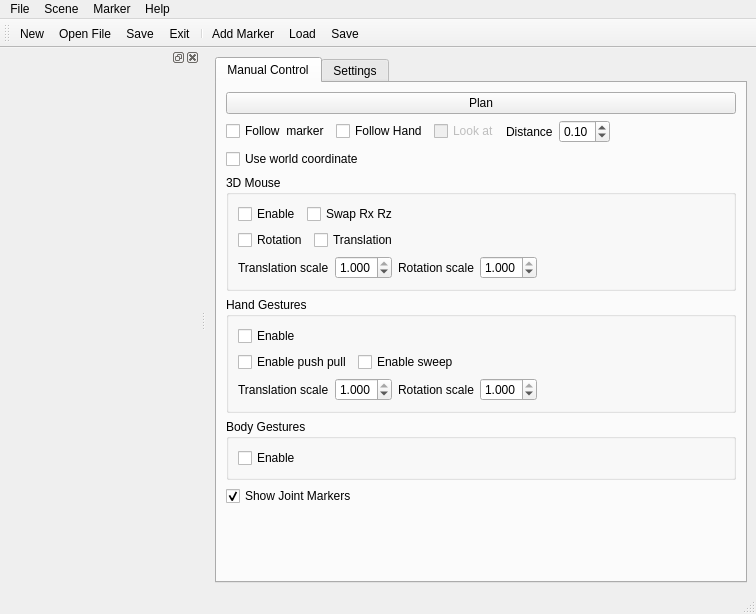
First picture: the form in hiveground/hg_apps/hg_inspector_arm/src/inspector_arm.ui, repository cuixiongyi/hiveground-ros-pkg, before the edit.
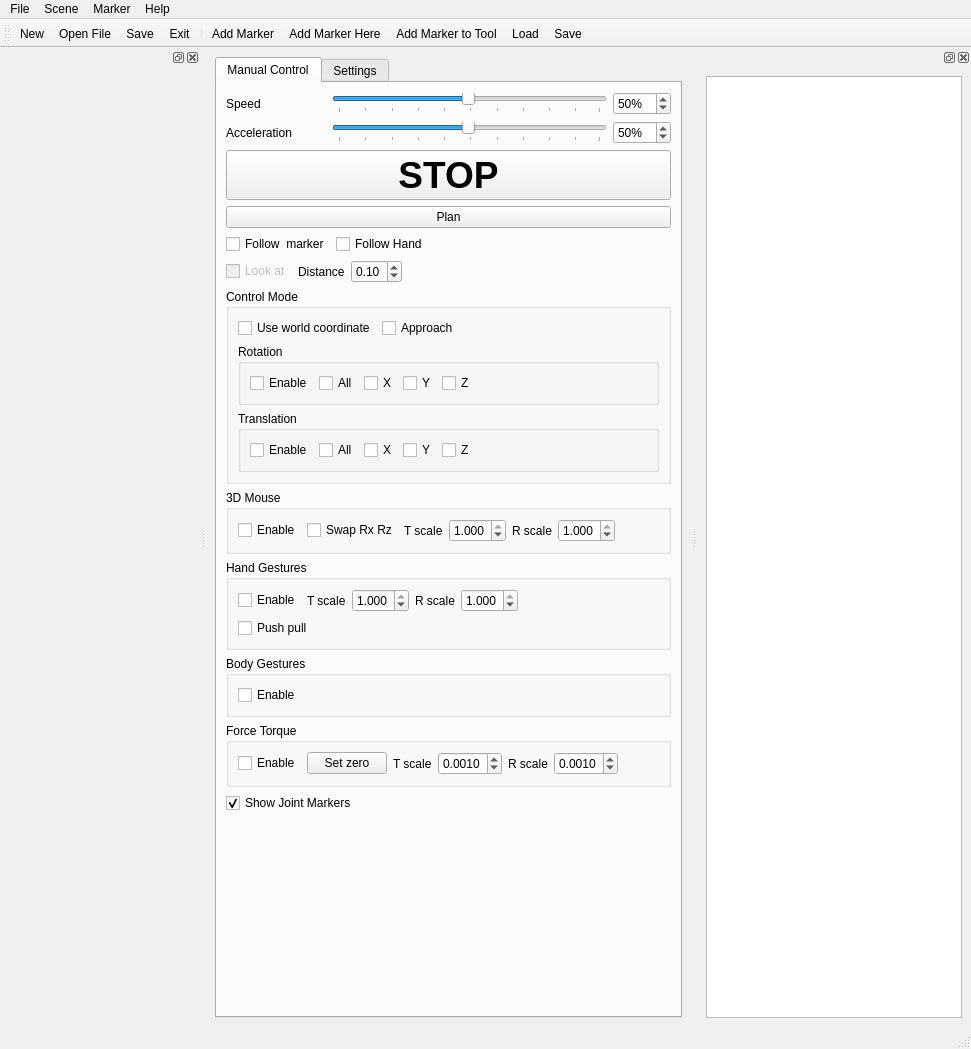
Second picture: the form after the edit. Icons and pictures are not drawn.

Patch:
```diff
--- a/hiveground/hg_apps/hg_inspector_arm/src/inspector_arm.ui
+++ b/hiveground/hg_apps/hg_inspector_arm/src/inspector_arm.ui
@@ -6,15 +6,15 @@
    <rect>
     <x>0</x>
     <y>0</y>
-    <width>756</width>
-    <height>614</height>
+    <width>971</width>
+    <height>1049</height>
    </rect>
   </property>
   <property name="windowTitle">
    <string>MainWindow</string>
   </property>
   <widget class="QWidget" name="centralwidget">
-   <layout class="QHBoxLayout" name="horizontalLayout">
+   <layout class="QHBoxLayout" name="horizontalLayout_14">
     <item>
      <widget class="QTabWidget" name="tabWidget">
       <property name="currentIndex">
@@ -24,7 +24,144 @@
        <attribute name="title">
         <string>Manual Control</string>
        </attribute>
-       <layout class="QVBoxLayout" name="verticalLayout_4">
+       <layout class="QVBoxLayout" name="verticalLayout_5">
+        <item>
+         <layout class="QHBoxLayout" name="horizontalLayout_7">
+          <item>
+           <widget class="QLabel" name="label_9">
+            <property name="minimumSize">
+             <size>
+              <width>100</width>
+              <height>0</height>
+             </size>
+            </property>
+            <property name="text">
+             <string>Speed</string>
+            </property>
+           </widget>
+          </item>
+          <item>
+           <widget class="QSlider" name="horizontalSlider">
+            <property name="minimum">
+             <number>1</number>
+            </property>
+            <property name="maximum">
+             <number>100</number>
+            </property>
+            <property name="value">
+             <number>50</number>
+            </property>
+            <property name="orientation">
+             <enum>Qt::Horizontal</enum>
+            </property>
+            <property name="tickPosition">
+             <enum>QSlider::TicksBelow</enum>
+            </property>
+           </widget>
+          </item>
+          <item>
+           <widget class="QSpinBox" name="spinBoxMoveSpeed">
+            <property name="suffix">
+             <string>%</string>
+            </property>
+            <property name="minimum">
+             <number>1</number>
+            </property>
+            <property name="maximum">
+             <number>100</number>
+            </property>
+            <property name="value">
+             <number>50</number>
+            </property>
+           </widget>
+          </item>
+         </layout>
+        </item>
+        <item>
+         <layout class="QHBoxLayout" name="horizontalLayout_13">
+          <item>
+           <widget class="QLabel" name="label_10">
+            <property name="minimumSize">
+             <size>
+              <width>100</width>
+              <height>0</height>
+             </size>
+            </property>
+            <property name="text">
+             <string>Acceleration</string>
+            </property>
+           </widget>
+          </item>
+          <item>
+           <widget class="QSlider" name="horizontalSlider_2">
+            <property name="minimum">
+             <number>1</number>
+            </property>
+            <property name="maximum">
+             <number>100</number>
+            </property>
+            <property name="value">
+             <number>50</number>
+            </property>
+            <property name="orientation">
+             <enum>Qt::Horizontal</enum>
+            </property>
+            <property name="tickPosition">
+             <enum>QSlider::TicksBelow</enum>
+            </property>
+           </widget>
+          </item>
+          <item>
+           <widget class="QSpinBox" name="spinBoxMoveAcceleration">
+            <property name="suffix">
+             <string>%</string>
+            </property>
+            <property name="minimum">
+             <number>1</number>
+            </property>
+            <property name="maximum">
+             <number>100</number>
+            </property>
+            <property name="value">
+             <number>50</number>
+            </property>
+           </widget>
+          </item>
+         </layout>
+        </item>
+        <item>
+         <widget class="QPushButton" name="pushButtonSTOP">
+          <property name="enabled">
+           <bool>true</bool>
+          </property>
+          <property name="minimumSize">
+           <size>
+            <width>0</width>
+            <height>50</height>
+           </size>
+          </property>
+          <property name="font">
+           <font>
+            <pointsize>28</pointsize>
+            <weight>75</weight>
+            <bold>true</bold>
+           </font>
+          </property>
+          <property name="text">
+           <string>STOP</string>
+          </property>
+          <property name="icon">
+           <iconset resource="../resource/resource.rc">
+            <normaloff>:/default/stop.png</normaloff>:/default/stop.png</iconset>
+          </property>
+          <property name="iconSize">
+           <size>
+            <width>48</width>
+            <height>48</height>
+           </size>
+          </property>
+         </widget>
+        </item>
         <item>
          <widget class="QPushButton" name="pushButtonPlan">
           <property name="text">
@@ -33,7 +170,7 @@
          </widget>
         </item>
         <item>
-         <layout class="QHBoxLayout" name="horizontalLayout_3">
+         <layout class="QHBoxLayout" name="horizontalLayout_11">
           <item>
            <widget class="QCheckBox" name="checkBoxFollowPoint">
             <property name="text">
@@ -49,6 +186,23 @@
            </widget>
           </item>
           <item>
+           <spacer name="horizontalSpacer">
+            <property name="orientation">
+             <enum>Qt::Horizontal</enum>
+            </property>
+            <property name="sizeHint" stdset="0">
+             <size>
+              <width>40</width>
+              <height>20</height>
+             </size>
+            </property>
+           </spacer>
+          </item>
+         </layout>
+        </item>
+        <item>
+         <layout class="QHBoxLayout" name="horizontalLayout_3">
+          <item>
            <widget class="QCheckBox" name="checkBoxLookAt">
             <property name="enabled">
              <bool>false</bool>
@@ -79,7 +233,7 @@
            </widget>
           </item>
           <item>
-           <spacer name="horizontalSpacer">
+           <spacer name="horizontalSpacer_8">
             <property name="orientation">
              <enum>Qt::Horizontal</enum>
             </property>
@@ -94,10 +248,163 @@
          </layout>
         </item>
         <item>
-         <widget class="QCheckBox" name="checkBoxUseWorldCoordinate">
-          <property name="text">
-           <string>Use world coordinate</string>
+         <widget class="QGroupBox" name="groupBox_4">
+          <property name="sizePolicy">
+           <sizepolicy hsizetype="Preferred" vsizetype="Minimum">
+            <horstretch>0</horstretch>
+            <verstretch>0</verstretch>
+           </sizepolicy>
           </property>
+          <property name="title">
+           <string>Control Mode</string>
+          </property>
+          <layout class="QVBoxLayout" name="verticalLayout_4">
+           <item>
+            <layout class="QHBoxLayout" name="horizontalLayout">
+             <item>
+              <widget class="QCheckBox" name="checkBoxUseWorldCoordinate">
+               <property name="text">
+                <string>Use world coordinate</string>
+               </property>
+              </widget>
+             </item>
+             <item>
+              <widget class="QCheckBox" name="checkBoxApproach">
+               <property name="text">
+                <string>Approach</string>
+               </property>
+              </widget>
+             </item>
+             <item>
+              <spacer name="horizontalSpacer_9">
+               <property name="orientation">
+                <enum>Qt::Horizontal</enum>
+               </property>
+               <property name="sizeHint" stdset="0">
+                <size>
+                 <width>40</width>
+                 <height>20</height>
+                </size>
+               </property>
+              </spacer>
+             </item>
+            </layout>
+           </item>
+           <item>
+            <widget class="QGroupBox" name="groupBox_6">
+             <property name="title">
+              <string>Rotation</string>
+             </property>
+             <layout class="QHBoxLayout" name="horizontalLayout_6">
+              <item>
+               <widget class="QCheckBox" name="checkBoxEnableRotation">
+                <property name="text">
+                 <string>Enable</string>
+                </property>
+               </widget>
+              </item>
+              <item>
+               <widget class="QCheckBox" name="checkBoxAllRotation">
+                <property name="text">
+                 <string>All</string>
+                </property>
+               </widget>
+              </item>
+              <item>
+               <widget class="QCheckBox" name="checkBoxEnableRotX">
+                <property name="text">
+                 <string>X</string>
+                </property>
+               </widget>
+              </item>
+              <item>
+               <widget class="QCheckBox" name="checkBoxEnableRotY">
+                <property name="text">
+                 <string>Y</string>
+                </property>
+               </widget>
+              </item>
+              <item>
+               <widget class="QCheckBox" name="checkBoxEnableRotZ">
+                <property name="text">
+                 <string>Z</string>
+                </property>
+               </widget>
+              </item>
+              <item>
+               <spacer name="horizontalSpacer_3">
+                <property name="orientation">
+                 <enum>Qt::Horizontal</enum>
+                </property>
+                <property name="sizeHint" stdset="0">
+                 <size>
+                  <width>40</width>
+                  <height>20</height>
+                 </size>
+                </property>
+               </spacer>
+              </item>
+             </layout>
+            </widget>
+           </item>
+           <item>
+            <widget class="QGroupBox" name="groupBox_5">
+             <property name="title">
+              <string>Translation</string>
+             </property>
+             <layout class="QHBoxLayout" name="horizontalLayout_10">
+              <item>
+               <widget class="QCheckBox" name="checkBoxEnableTranslation">
+                <property name="text">
+                 <string>Enable</string>
+                </property>
+               </widget>
+              </item>
+              <item>
+               <widget class="QCheckBox" name="checkBoxAllTranslation">
+                <property name="text">
+                 <string>All</string>
+                </property>
+               </widget>
+              </item>
+              <item>
+               <widget class="QCheckBox" name="checkBoxEnableTranX">
+                <property name="text">
+                 <string>X</string>
+                </property>
+               </widget>
+              </item>
+              <item>
+               <widget class="QCheckBox" name="checkBoxEnableTranY">
+                <property name="text">
+                 <string>Y</string>
+                </property>
+               </widget>
+              </item>
+              <item>
+               <widget class="QCheckBox" name="checkBoxEnableTranZ">
+                <property name="text">
+                 <string>Z</string>
+                </property>
+               </widget>
+              </item>
+              <item>
+               <spacer name="horizontalSpacer_7">
+                <property name="orientation">
+                 <enum>Qt::Horizontal</enum>
+                </property>
+                <property name="sizeHint" stdset="0">
+                 <size>
+                  <width>40</width>
+                  <height>20</height>
+                 </size>
+                </property>
+               </spacer>
+              </item>
+             </layout>
+            </widget>
+           </item>
+          </layout>
          </widget>
         </item>
         <item>
@@ -126,57 +433,9 @@
               </widget>
              </item>
              <item>
-              <spacer name="horizontalSpacer_2">
-               <property name="orientation">
-                <enum>Qt::Horizontal</enum>
-               </property>
-               <property name="sizeHint" stdset="0">
-                <size>
-                 <width>40</width>
-                 <height>20</height>
-                </size>
-               </property>
-              </spacer>
-             </item>
-            </layout>
-           </item>
-           <item>
-            <layout class="QHBoxLayout" name="horizontalLayout_6">
-             <item>
-              <widget class="QCheckBox" name="checkBox3DMouseRotation">
-               <property name="text">
-                <string>Rotation</string>
-               </property>
-              </widget>
-             </item>
-             <item>
-              <widget class="QCheckBox" name="checkBox3DMouseTranslation">
-               <property name="text">
-                <string>Translation</string>
-               </property>
-              </widget>
-             </item>
-             <item>
-              <spacer name="horizontalSpacer_3">
-               <property name="orientation">
-                <enum>Qt::Horizontal</enum>
-               </property>
-               <property name="sizeHint" stdset="0">
-                <size>
-                 <width>40</width>
-                 <height>20</height>
-                </size>
-               </property>
-              </spacer>
-             </item>
-            </layout>
-           </item>
-           <item>
-            <layout class="QHBoxLayout" name="horizontalLayout_7">
-             <item>
               <widget class="QLabel" name="label_4">
                <property name="text">
-                <string>Translation scale</string>
+                <string>T scale</string>
                </property>
               </widget>
              </item>
@@ -202,7 +461,7 @@
              <item>
               <widget class="QLabel" name="label_5">
                <property name="text">
-                <string>Rotation scale</string>
+                <string>R scale</string>
                </property>
               </widget>
              </item>
@@ -226,7 +485,7 @@
               </widget>
              </item>
              <item>
-              <spacer name="horizontalSpacer_4">
+              <spacer name="horizontalSpacer_2">
                <property name="orientation">
                 <enum>Qt::Horizontal</enum>
                </property>
@@ -249,50 +508,19 @@
            <string>Hand Gestures</string>
           </property>
           <layout class="QVBoxLayout" name="verticalLayout">
-           <item>
-            <widget class="QCheckBox" name="checkBoxEnableHandGesture">
-             <property name="text">
-              <string>Enable</string>
-             </property>
-            </widget>
-           </item>
            <item>
             <layout class="QHBoxLayout" name="horizontalLayout_2">
              <item>
-              <widget class="QCheckBox" name="checkBoxEnablePushPullGesture">
+              <widget class="QCheckBox" name="checkBoxEnableHandGesture">
                <property name="text">
-                <string>Enable push pull</string>
+                <string>Enable</string>
                </property>
               </widget>
              </item>
-             <item>
-              <widget class="QCheckBox" name="checkBoxEnableSweepGesture">
-               <property name="text">
-                <string>Enable sweep</string>
-               </property>
-              </widget>
-             </item>
-             <item>
-              <spacer name="horizontalSpacer_5">
-               <property name="orientation">
-                <enum>Qt::Horizontal</enum>
-               </property>
-               <property name="sizeHint" stdset="0">
-                <size>
-                 <width>40</width>
-                 <height>20</height>
-                </size>
-               </property>
-              </spacer>
-             </item>
-            </layout>
-           </item>
-           <item>
-            <layout class="QHBoxLayout" name="horizontalLayout_4">
              <item>
               <widget class="QLabel" name="label_2">
                <property name="text">
-                <string>Translation scale</string>
+                <string>T scale</string>
                </property>
               </widget>
              </item>
@@ -318,7 +546,7 @@
              <item>
               <widget class="QLabel" name="label_3">
                <property name="text">
-                <string>Rotation scale</string>
+                <string>R scale</string>
                </property>
               </widget>
              </item>
@@ -342,6 +570,30 @@
               </widget>
              </item>
              <item>
+              <spacer name="horizontalSpacer_5">
+               <property name="orientation">
+                <enum>Qt::Horizontal</enum>
+               </property>
+               <property name="sizeHint" stdset="0">
+                <size>
+                 <width>40</width>
+                 <height>20</height>
+                </size>
+               </property>
+              </spacer>
+             </item>
+            </layout>
+           </item>
+           <item>
+            <layout class="QHBoxLayout" name="horizontalLayout_4">
+             <item>
+              <widget class="QCheckBox" name="checkBoxEnablePushPullGesture">
+               <property name="text">
+                <string>Push pull</string>
+               </property>
+              </widget>
+             </item>
+             <item>
               <spacer name="horizontalSpacer_6">
                <property name="orientation">
                 <enum>Qt::Horizontal</enum>
@@ -375,6 +627,97 @@
           </layout>
          </widget>
         </item>
+        <item>
+         <widget class="QGroupBox" name="groupBox_7">
+          <property name="title">
+           <string>Force Torque</string>
+          </property>
+          <layout class="QHBoxLayout" name="horizontalLayout_12">
+           <item>
+            <widget class="QCheckBox" name="checkBoxEnableForceTorque">
+             <property name="text">
+              <string>Enable</string>
+             </property>
+            </widget>
+           </item>
+           <item>
+            <widget class="QPushButton" name="pushButtonSetZeroForceTorque">
+             <property name="text">
+              <string>Set zero</string>
+             </property>
+             <property name="checkable">
+              <bool>true</bool>
+             </property>
+            </widget>
+           </item>
+           <item>
+            <widget class="QLabel" name="label_7">
+             <property name="text">
+              <string>T scale</string>
+             </property>
+            </widget>
+           </item>
+           <item>
+            <widget class="QDoubleSpinBox" name="doubleSpinBoxForceTranslationScale">
+             <property name="decimals">
+              <number>4</number>
+             </property>
+             <property name="minimum">
+              <double>0.000100000000000</double>
+             </property>
+             <property name="maximum">
+              <double>1.000000000000000</double>
+             </property>
+             <property name="singleStep">
+              <double>0.000100000000000</double>
+             </property>
+             <property name="value">
+              <double>0.001000000000000</double>
+             </property>
+            </widget>
+           </item>
+           <item>
+            <widget class="QLabel" name="label_8">
+             <property name="text">
+              <string>R scale</string>
+             </property>
+            </widget>
+           </item>
+           <item>
+            <widget class="QDoubleSpinBox" name="doubleSpinBoxForceRotationScale">
+             <property name="decimals">
+              <number>4</number>
+             </property>
+             <property name="minimum">
+              <double>0.000100000000000</double>
+             </property>
+             <property name="maximum">
+              <double>1.000000000000000</double>
+             </property>
+             <property name="singleStep">
+              <double>0.000100000000000</double>
+             </property>
+             <property name="value">
+              <double>0.001000000000000</double>
+             </property>
+            </widget>
+           </item>
+           <item>
+            <spacer name="horizontalSpacer_10">
+             <property name="orientation">
+              <enum>Qt::Horizontal</enum>
+             </property>
+             <property name="sizeHint" stdset="0">
+              <size>
+               <width>40</width>
+               <height>20</height>
+              </size>
+             </property>
+            </spacer>
+           </item>
+          </layout>
+         </widget>
+        </item>
         <item>
          <widget class="QCheckBox" name="checkBoxShowJointMarkers">
           <property name="text">
@@ -436,7 +779,7 @@
     <rect>
      <x>0</x>
      <y>0</y>
-     <width>756</width>
+     <width>971</width>
      <height>25</height>
     </rect>
    </property>
@@ -515,9 +858,42 @@
    <addaction name="actionExit"/>
    <addaction name="separator"/>
    <addaction name="actionAddMarker"/>
+   <addaction name="actionAddMarkerHere"/>
+   <addaction name="actionAddMarkerToTool"/>
    <addaction name="actionLoadMarker"/>
    <addaction name="actionSaveMarker"/>
   </widget>
+  <widget class="QDockWidget" name="dockWidget_2">
+   <attribute name="dockWidgetArea">
+    <number>2</number>
+   </attribute>
+   <widget class="QWidget" name="dockWidgetContents_3">
+    <layout class="QHBoxLayout" name="horizontalLayout_9">
+     <item>
+      <widget class="QListWidget" name="listWidgetMarker">
+       <property name="minimumSize">
+        <size>
+         <width>150</width>
+         <height>0</height>
+        </size>
+       </property>
+       <property name="dragEnabled">
+        <bool>true</bool>
+       </property>
+       <property name="dragDropMode">
+        <enum>QAbstractItemView::InternalMove</enum>
+       </property>
+       <property name="defaultDropAction">
+        <enum>Qt::MoveAction</enum>
+       </property>
+       <property name="alternatingRowColors">
+        <bool>true</bool>
+       </property>
+      </widget>
+     </item>
+    </layout>
+   </widget>
+  </widget>
   <action name="actionNew">
    <property name="text">
     <string>New</string>
@@ -573,6 +949,19 @@
     <string>Clear</string>
    </property>
   </action>
+  <action name="actionAddMarkerToTool">
+   <property name="text">
+    <string>Add Marker to Tool</string>
+   </property>
+  </action>
+  <action name="actionAddMarkerHere">
+   <property name="text">
+    <string>Add Marker Here</string>
+   </property>
+   <property name="shortcut">
+    <string>Ctrl+A</string>
+   </property>
+  </action>
  </widget>
  <resources/>
  <connections>
```
Left out of the diff: 180 changed lines with no effect on the pictures.
